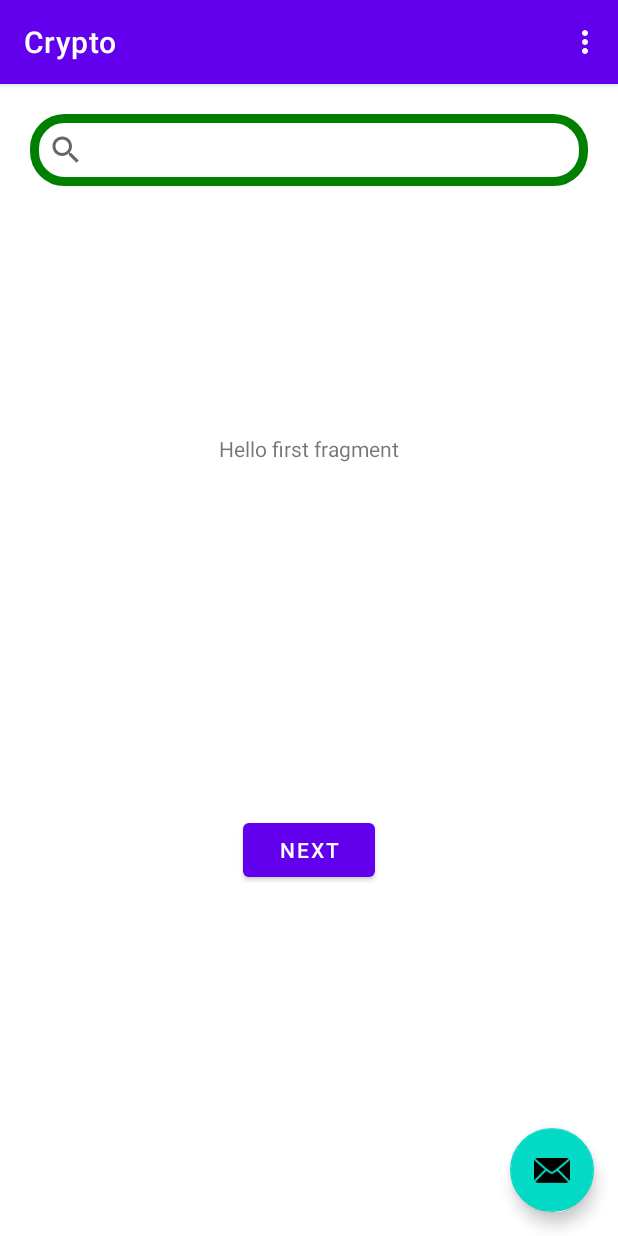
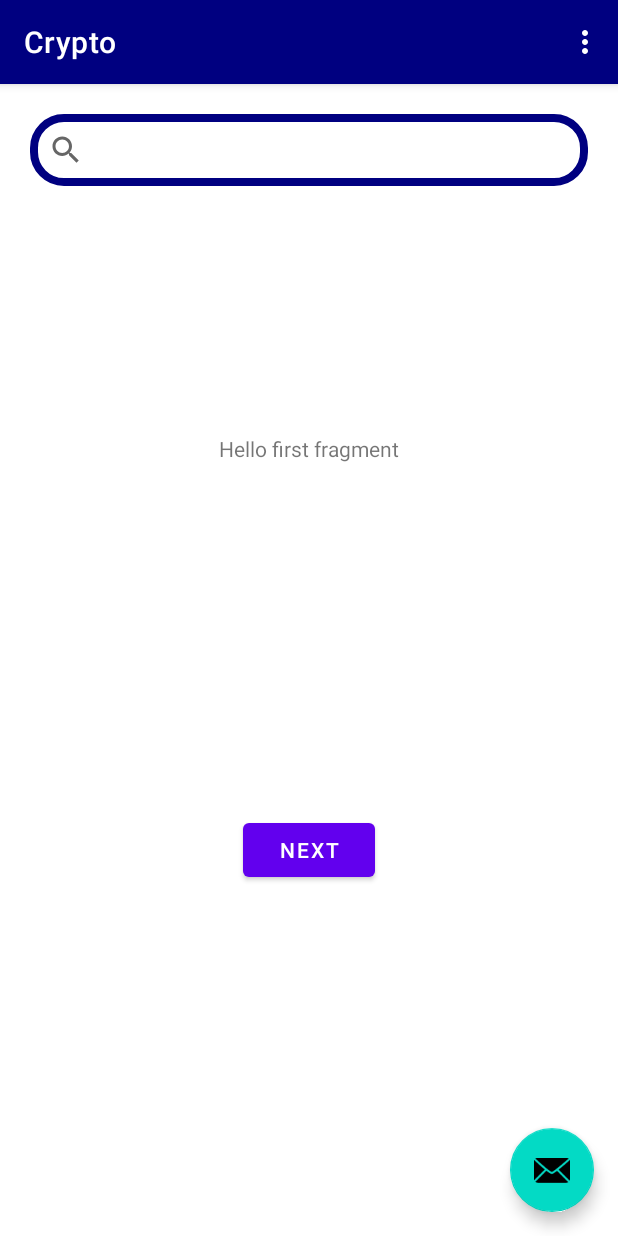
Before and after one commit to Wajdi923/Crypto_Clean_Version, an Android app: the screen it shows after launch (MainActivity), on a phone screen of 412 x 824 dp. Run offline under Robolectric (Android 15) with nearby library versions, the phone set to English and light mode, and no system bars.

```diff
--- a/app/src/main/res/drawable/custom_background.xml
+++ b/app/src/main/res/drawable/custom_background.xml
@@ -8,7 +8,7 @@
         android:topRightRadius="20dp"
         />
     <stroke
-        android:color="#008000"
-        android:width="6dp"/>
+        android:color="#000080"
+        android:width="5dp"/>
 
 </shape>
--- a/app/src/main/res/layout/activity_main.xml
+++ b/app/src/main/res/layout/activity_main.xml
@@ -11,11 +11,12 @@
         android:layout_height="wrap_content"
         android:theme="@style/Theme.Crypto.AppBarOverlay">
 
+
         <androidx.appcompat.widget.Toolbar
             android:id="@+id/toolbar"
             android:layout_width="match_parent"
             android:layout_height="?attr/actionBarSize"
-            android:background="?attr/colorPrimary"
+            android:background="#000080"
             app:popupTheme="@style/Theme.Crypto.PopupOverlay" />
 
     </com.google.android.material.appbar.AppBarLayout>
```
